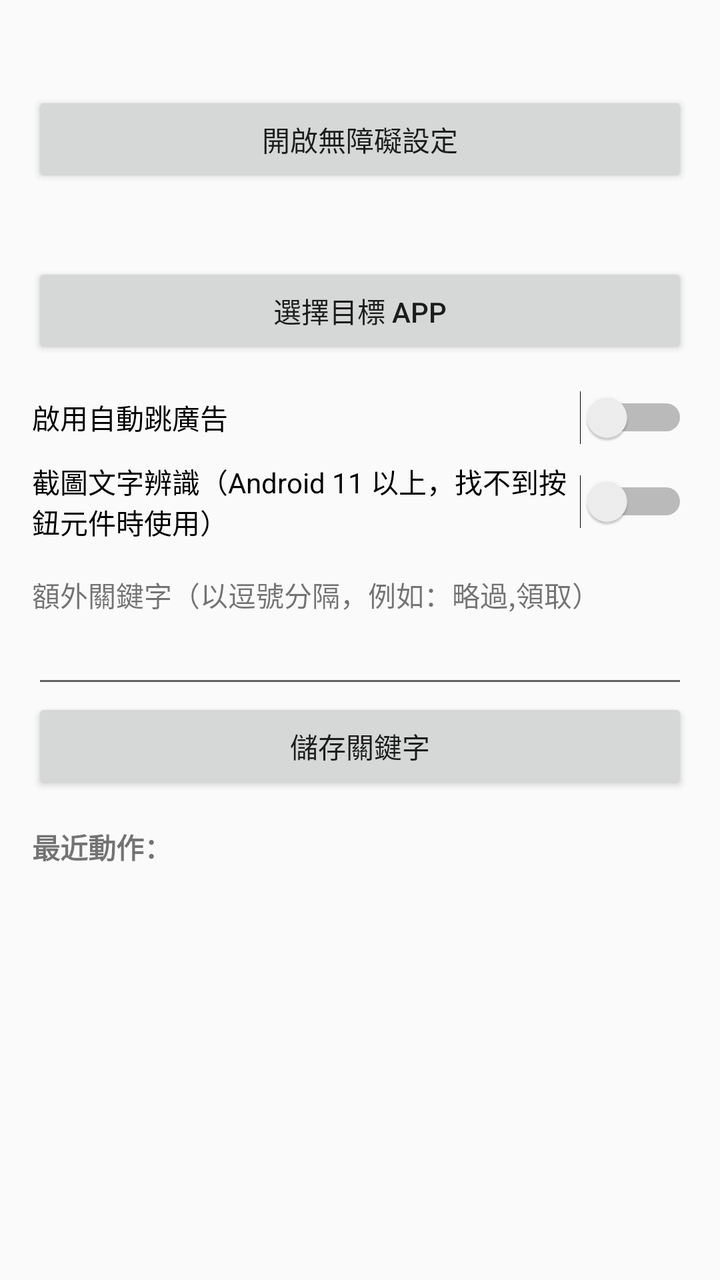
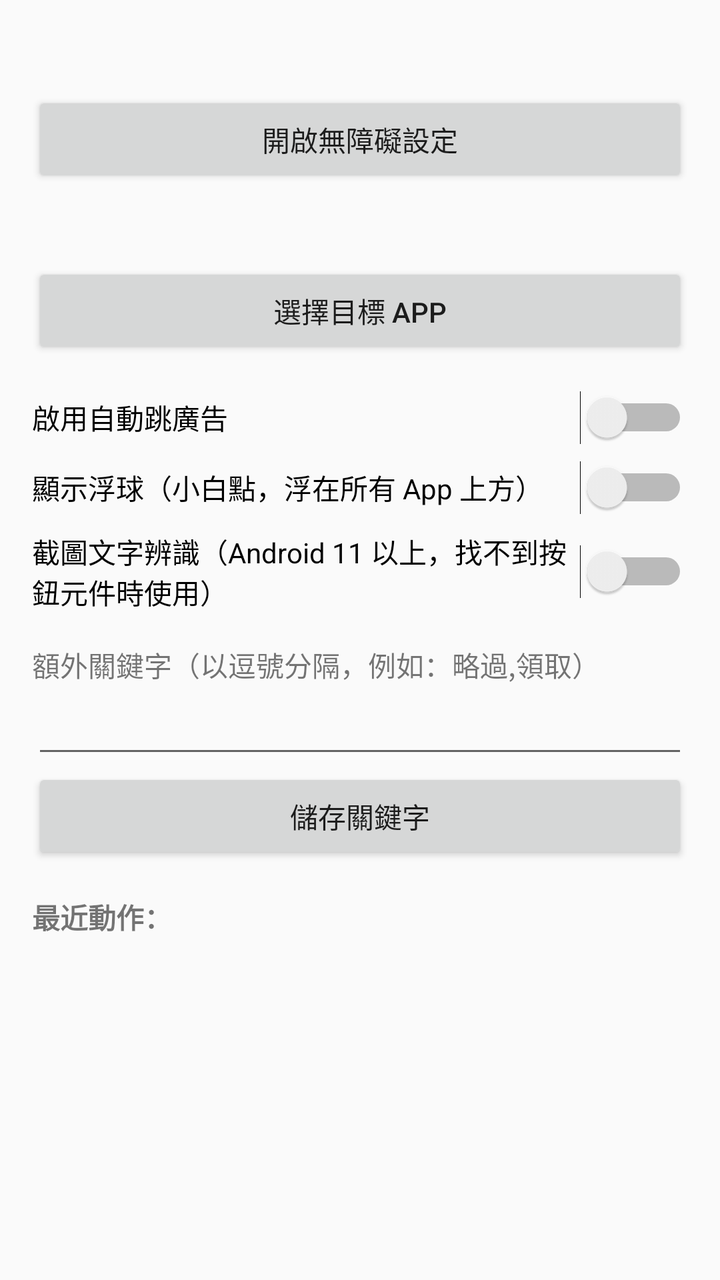

Compare the two renders of this Android layout. The source of the first and the diff that turns it into the second are given below.
<!-- AndroidManifest.xml: application theme android:Theme.Material.Light.DarkActionBar -->
<!-- res/layout/activity_main.xml -->
<?xml version="1.0" encoding="utf-8"?>
<ScrollView xmlns:android="http://schemas.android.com/apk/res/android"
    android:layout_width="match_parent"
    android:layout_height="match_parent">

    <LinearLayout
        android:layout_width="match_parent"
        android:layout_height="wrap_content"
        android:orientation="vertical"
        android:padding="16dp">

        <TextView
            android:id="@+id/service_status"
            android:layout_width="match_parent"
            android:layout_height="wrap_content"
            android:textSize="16sp"
            android:textStyle="bold" />

        <Button
            android:id="@+id/open_accessibility"
            android:layout_width="match_parent"
            android:layout_height="wrap_content"
            android:layout_marginTop="8dp"
            android:text="開啟無障礙設定" />

        <TextView
            android:id="@+id/target_app"
            android:layout_width="match_parent"
            android:layout_height="wrap_content"
            android:layout_marginTop="16dp"
            android:textSize="16sp" />

        <Button
            android:id="@+id/choose_target"
            android:layout_width="match_parent"
            android:layout_height="wrap_content"
            android:text="選擇目標 App" />

        <Switch
            android:id="@+id/enabled_switch"
            android:layout_width="match_parent"
            android:layout_height="wrap_content"
            android:layout_marginTop="16dp"
            android:text="啟用自動跳廣告" />

        <Switch
            android:id="@+id/ocr_switch"
            android:layout_width="match_parent"
            android:layout_height="wrap_content"
            android:layout_marginTop="8dp"
            android:text="截圖文字辨識（Android 11 以上，找不到按鈕元件時使用）" />

        <TextView
            android:layout_width="match_parent"
            android:layout_height="wrap_content"
            android:layout_marginTop="16dp"
            android:text="額外關鍵字（以逗號分隔，例如：略過,領取）" />

        <EditText
            android:id="@+id/extra_keywords"
            android:layout_width="match_parent"
            android:layout_height="wrap_content"
            android:inputType="text" />

        <Button
            android:id="@+id/save_keywords"
            android:layout_width="match_parent"
            android:layout_height="wrap_content"
            android:text="儲存關鍵字" />

        <TextView
            android:layout_width="match_parent"
            android:layout_height="wrap_content"
            android:layout_marginTop="16dp"
            android:text="最近動作："
            android:textStyle="bold" />

        <TextView
            android:id="@+id/last_actions"
            android:layout_width="match_parent"
            android:layout_height="wrap_content"
            android:fontFamily="monospace"
            android:textSize="12sp" />
    </LinearLayout>
</ScrollView>
<!-- resources referenced by this layout -->
<resources>

</resources>

<!-- the commit's change to res/layout/activity_main.xml (unified diff, before → after) -->
@@ -44,6 +44,13 @@
             android:text="啟用自動跳廣告" />
 
         <Switch
+            android:id="@+id/bubble_switch"
+            android:layout_width="match_parent"
+            android:layout_height="wrap_content"
+            android:layout_marginTop="8dp"
+            android:text="顯示浮球（小白點，浮在所有 App 上方）" />
+
+        <Switch
             android:id="@+id/ocr_switch"
             android:layout_width="match_parent"
             android:layout_height="wrap_content"
